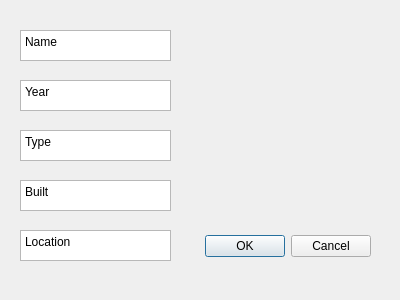
Old version of the form 3Vikna/addpopup.ui in the repository OArnarsson/Qt-SQLite-DesktopApp.
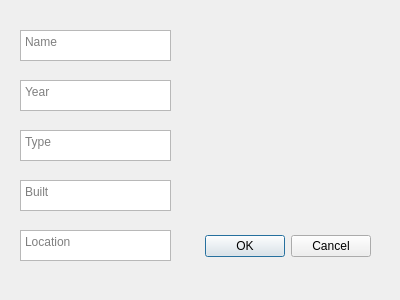
New version of the form.

Commit message: Changed plain text into placeholder text.

```diff
--- a/3Vikna/addpopup.ui
+++ b/3Vikna/addpopup.ui
@@ -53,7 +53,7 @@
    <property name="tabChangesFocus">
     <bool>true</bool>
    </property>
-   <property name="plainText">
+   <property name="placeholderText">
     <string>Year</string>
    </property>
   </widget>
@@ -72,7 +72,7 @@
    <property name="tabChangesFocus">
     <bool>true</bool>
    </property>
-   <property name="plainText">
+   <property name="placeholderText">
     <string>Name</string>
    </property>
   </widget>
@@ -91,7 +91,7 @@
    <property name="tabChangesFocus">
     <bool>true</bool>
    </property>
-   <property name="plainText">
+   <property name="placeholderText">
     <string>Type</string>
    </property>
   </widget>
@@ -110,7 +110,7 @@
    <property name="tabChangesFocus">
     <bool>true</bool>
    </property>
-   <property name="plainText">
+   <property name="placeholderText">
     <string>Built</string>
    </property>
   </widget>
@@ -129,7 +129,7 @@
    <property name="tabChangesFocus">
     <bool>true</bool>
    </property>
-   <property name="plainText">
+   <property name="placeholderText">
     <string>Location</string>
    </property>
   </widget>
```
